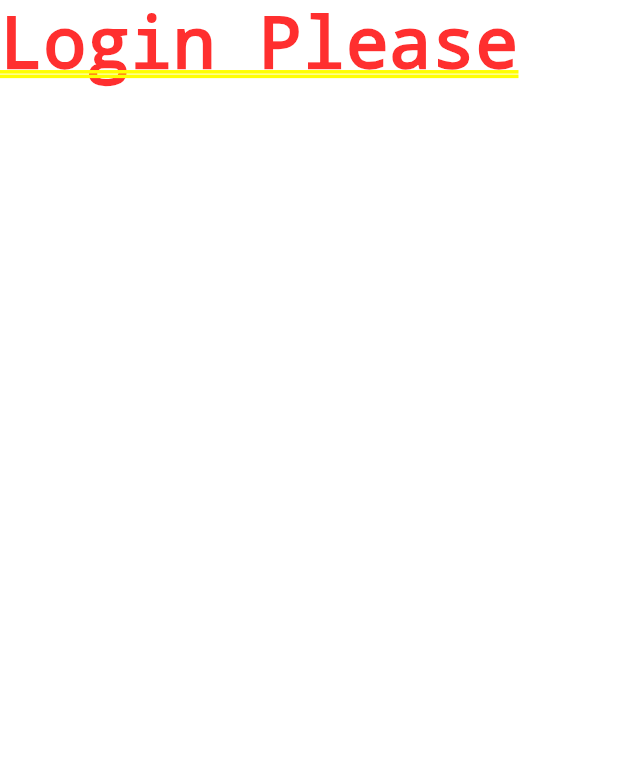
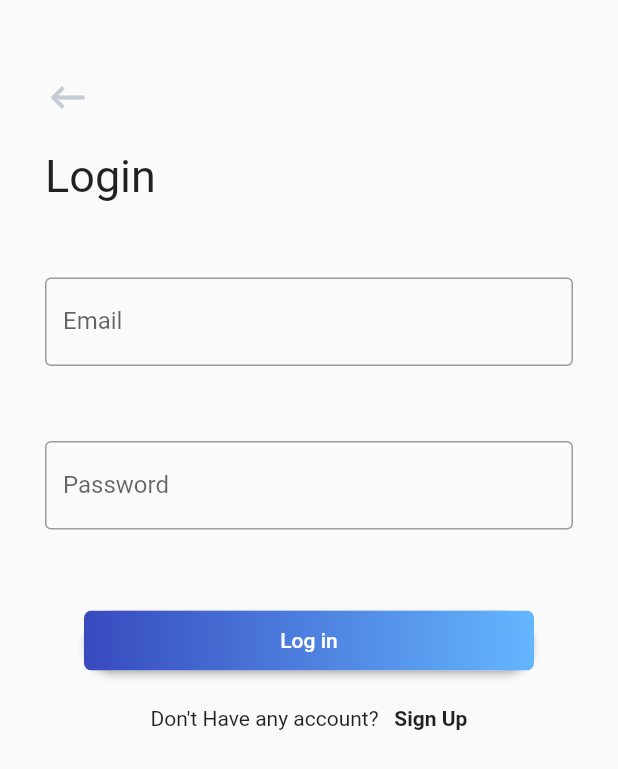
Before and after one commit to AminullahTajMuhammad/E-Commerce-UI-Kit, a Flutter app: the AuthenticationScreen screen opened directly, after a tap on "Log in", on a phone screen of 412 x 824 dp. Shown: the top 769 px of the screen. Run offline on Flutter 3.47's test engine with Material 2 defaults, Android fonts, the phone set to English and light mode, and no system bars.

Commit message:
Added Login In Screen

```diff
--- a/lib/screens/auth_screen.dart
+++ b/lib/screens/auth_screen.dart
@@ -71,6 +71,9 @@ class AuthenticationScreen extends StatelessWidget {
                 child: const Text(
                   'Log in',
                   textAlign: TextAlign.center,
+                  style: TextStyle(
+                    color: Colors.white
+                  ),
                 ),
               ),
             ),
--- a/lib/screens/login_screen.dart
+++ b/lib/screens/login_screen.dart
@@ -1,10 +1,139 @@
 import 'package:flutter/material.dart';
+import 'package:e_commerce_ui_kit/screens/signup_screen.dart';
 
-class LoginScreen extends StatelessWidget {
+class LoginScreen extends StatefulWidget {
+  @override
+  State<StatefulWidget> createState() {
+    return LunchState();
+  }
+}
+
+class LunchState extends State<LoginScreen> {
   @override
   Widget build(BuildContext context) {
     // TODO: implement build
-    return Text("Login Please");
+    return Scaffold(
+      body: initScreen(context),
+    );
   }
 
+  initScreen(BuildContext context) {
+    return Column(
+      crossAxisAlignment: CrossAxisAlignment.start,
+      children: <Widget>[
+//        // Login Back Button Section
+        Container(
+          margin: EdgeInsets.only(left: 30.0, top: 50.0),
+          child: GestureDetector(
+            onTap: () {
+              Navigator.of(context).pop();
+            },
+            child: Icon(
+              Icons.keyboard_backspace,
+              color: Color(0xffc5ccd6),
+              size: 30.0,
+            ),
+          )
+        ),
+
+        // Login Text Section
+        Container(
+          margin: EdgeInsets.only(top: 20.0, left: 30.0),
+          child: Text(
+            "Login",
+            style: TextStyle(
+              fontSize: 30.0
+            ),
+          ),
+        ),
+
+        // Email Edit text
+        Container(
+          margin: EdgeInsets.only(top: 50.0, left: 30.0, right: 30.0),
+          child: TextFormField(
+            decoration: InputDecoration(
+              labelText: "Email",
+              border: OutlineInputBorder()
+            ),
+            minLines: 1,
+            keyboardType: TextInputType.emailAddress,
+            autofocus: false,
+          ),
+        ),
+
+        // Password Edit text
+        Container(
+          margin: EdgeInsets.only(top: 50.0, left: 30.0, right: 30.0),
+          child: TextFormField(
+            decoration: InputDecoration(
+              labelText: "Password",     // Set text upper animation
+              border: OutlineInputBorder(),
+            ),
+            minLines: 1,
+            autofocus: false,
+            keyboardType: TextInputType.text,
+            obscureText: true,      // Hiding words
+          ),
+        ),
+
+        // Login Button
+        Center(
+          child: Container(
+            margin: EdgeInsets.only(top: 50.0),
+            child: RaisedButton(
+              onPressed: () {
+
+              }, // When Click on Button goto Login Screen
+
+              shape: RoundedRectangleBorder(borderRadius: BorderRadius.circular(80.0)),
+              padding: const EdgeInsets.all(0.0),
+              child: Ink(
+                decoration: BoxDecoration(
+                  gradient: LinearGradient(colors: [new Color(0xff374ABE), new Color(0xff64B6FF)],
+                    begin: Alignment.centerLeft,
+                    end: Alignment.centerRight
+                  ),
+                  borderRadius: BorderRadius.all(Radius.circular(5.0))
+                ),
+                child: Container(
+                  constraints: const BoxConstraints(maxWidth: 300.0, minHeight: 40.0), // min sizes for Material buttons
+                  alignment: Alignment.center,
+                  child: const Text(
+                    'Log in',
+                    textAlign: TextAlign.center,
+                    style: TextStyle(
+                        color: Colors.white
+                    ),
+                  ),
+                ),
+              ),
+            )
+          )
+        ),
+
+        Center(
+          child: Container(
+            margin: EdgeInsets.only(top: 20.0),
+            child: Row(
+              mainAxisAlignment: MainAxisAlignment.center,
+              children: <Widget>[
+                Text("Don't Have any account? "),
+                GestureDetector(
+                  child: Text(
+                    "  Sign Up",
+                    style: TextStyle(
+                      fontWeight: FontWeight.bold,
+                    ),
+                  ),
+                  onTap: () {
+                    Navigator.of(context).push(MaterialPageRoute(builder: (context) => SignUpScreen()));
+                  },
+                )
+              ],
+            )
+          )
+        )
+      ],
+    );
+  }
 }
--- a/lib/screens/signup_screen.dart
+++ b/lib/screens/signup_screen.dart
@@ -1,10 +1,21 @@
 import 'package:flutter/material.dart';
 
-class SignUpScreen extends StatelessWidget {
+class SignUpScreen extends StatefulWidget {
+  @override
+  State<StatefulWidget> createState() => LunchSignUpScreen();
+}
+
+class LunchSignUpScreen extends State<SignUpScreen> {
   @override
   Widget build(BuildContext context) {
-    // TODO: implement build
-    return Text("Sign Up");
+    return Scaffold(
+      body: initScreen(context),
+    );
   }
 
+  initScreen(BuildContext context) {
+    return new Container(
+
+    );
+  }
 }
--- a/pubspec.yaml
+++ b/pubspec.yaml
@@ -44,6 +44,7 @@ flutter:
   assets:
     - images/app_logo.png
     - images/login_screen_image.png
+    - icons/back_button.svg
 
   # An image asset can refer to one or more resolution-specific "variants", see
   # https://flutter.dev/assets-and-images/#resolution-aware.
```
Also changed, not shown: icons/back_button.svg (added).
